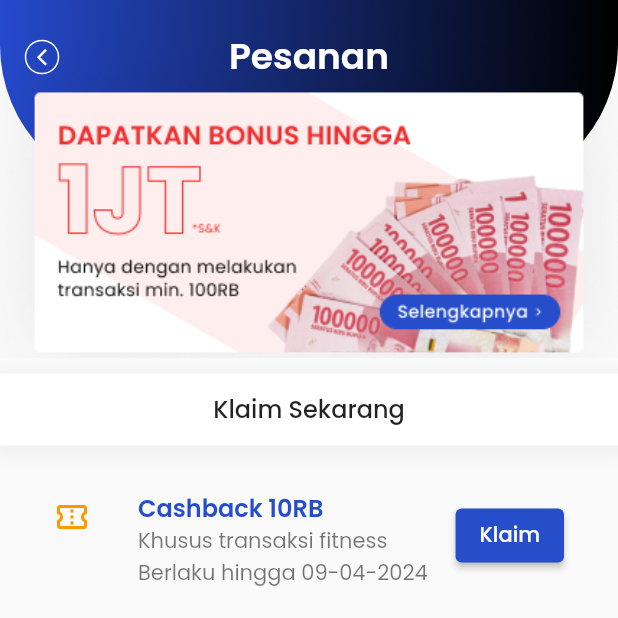
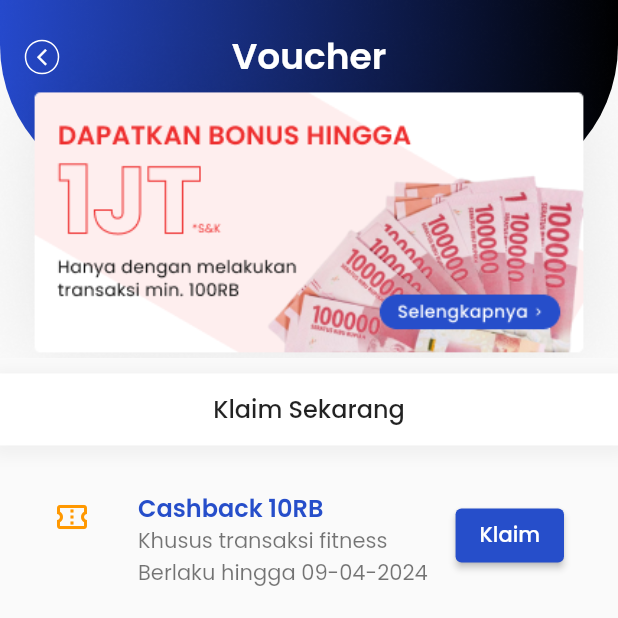
Before and after one commit to Kelompok-17-Capstone/mobile_flutter, a Flutter app: the ListVoucherView screen opened by its route, on a phone screen of 412 x 824 dp, the top half of it. Run offline on Flutter 3.47's test engine with Material 2 defaults, Android fonts, the phone set to English and light mode, and no system bars; our stand-ins replace barcode_widget, file_picker, flutter_dotenv, shared_preferences; accounts and stored records are empty.

Commit message:
changing title

```diff
--- a/lib/views/dashboard/pages/list_voucher_view.dart
+++ b/lib/views/dashboard/pages/list_voucher_view.dart
@@ -13,7 +13,7 @@ class ListVoucherView extends StatelessWidget {
             children: [
               customHeader(
                 context,
-                title: 'Pesanan',
+                title: 'Voucher',
                 content: Image(
                   width: MediaQuery.of(context).size.width,
                   fit: BoxFit.fill,
```
